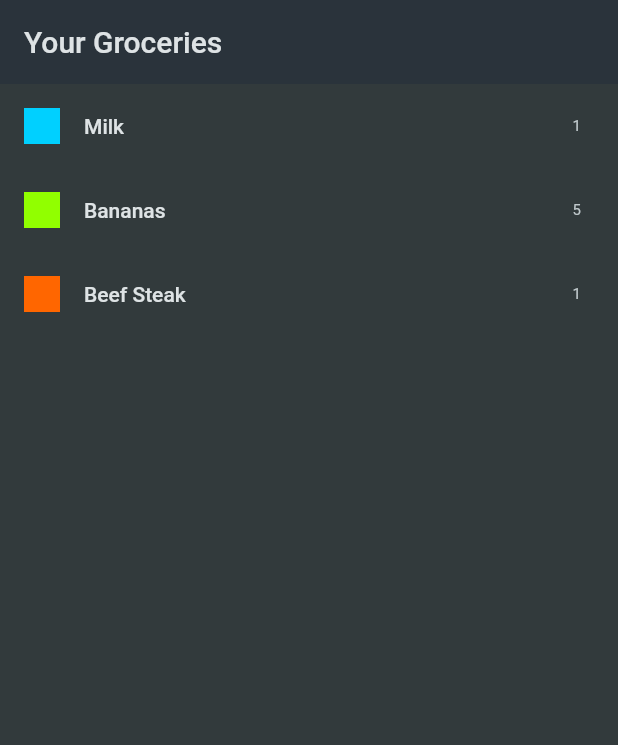
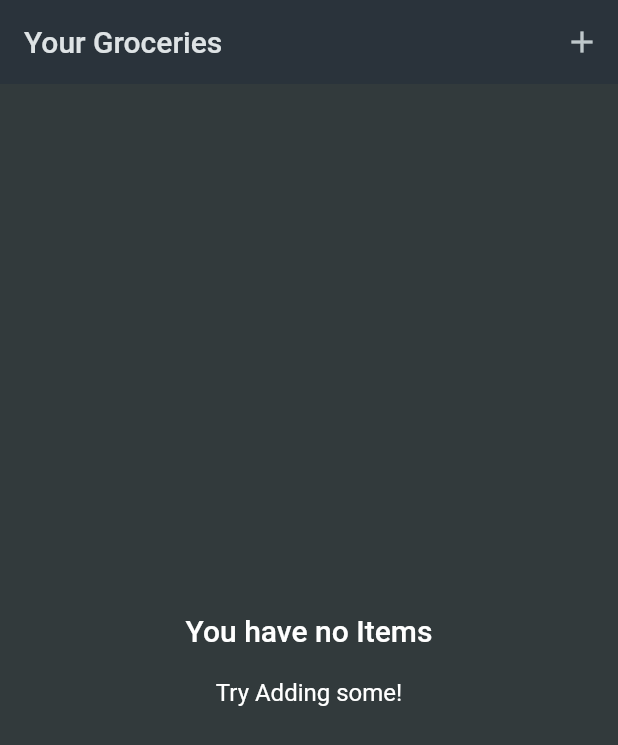
Before and after one commit to mernaislam/Shopping-List-App, a Flutter app: the screen it shows after launch, on a phone screen of 412 x 824 dp. Shown: the top 745 px of the screen. Run offline on Flutter 3.47's test engine with Material 2 defaults, Android fonts, the phone set to English and light mode, and no system bars.

Commit message:
adding & deleting an item

```diff
--- a/shopping_list_app/lib/data/dummy_items.dart
+++ /dev/null
@@ -1,20 +0,0 @@
-import 'package:shopping_list_app/model/grocery_item.dart';
-import 'package:shopping_list_app/data/categories.dart';
-
-final groceryItems = [
-  GroceryItem(
-      id: 'a',
-      name: 'Milk',
-      quantity: 1,
-      category: categories[Categories.dairy]!),
-  GroceryItem(
-      id: 'b',
-      name: 'Bananas',
-      quantity: 5,
-      category: categories[Categories.fruit]!),
-  GroceryItem(
-      id: 'c',
-      name: 'Beef Steak',
-      quantity: 1,
-      category: categories[Categories.meat]!),
-];
--- a/shopping_list_app/lib/screen/shopping_list_screen.dart
+++ b/shopping_list_app/lib/screen/shopping_list_screen.dart
@@ -1,5 +1,6 @@
 import 'package:flutter/material.dart';
-import 'package:shopping_list_app/data/dummy_items.dart';
+import 'package:shopping_list_app/model/grocery_item.dart';
+import 'package:shopping_list_app/screen/new_item_screen.dart';
 
 class ShoppingListScreen extends StatefulWidget {
   const ShoppingListScreen({super.key});
@@ -11,24 +12,95 @@ class ShoppingListScreen extends StatefulWidget {
 }
 
 class _ShoppingListScreenState extends State<ShoppingListScreen> {
-  @override
-  Widget build(BuildContext context) {
-    return Scaffold(
-      appBar: AppBar(
-        title: const Text('Your Groceries'),
-      ),
-      body: ListView.builder(
-        itemCount: groceryItems.length,
-        itemBuilder: (ctx, index) => ListTile(
-          title: Text(groceryItems[index].name),
-          leading: Container(
-            width: 24,
-            height: 24,
-            color: groceryItems[index].category.color,
-          ),
-          trailing: Text(groceryItems[index].quantity.toString()),
+  final List<GroceryItem> _groceryItems = [];
+
+  void onDismissed(GroceryItem groceryItem) {
+    final groceryIndex = _groceryItems.indexOf(groceryItem);
+    setState(() {
+      _groceryItems.remove(groceryItem);
+    });
+
+    ScaffoldMessenger.of(context).clearSnackBars();
+    ScaffoldMessenger.of(context).showSnackBar(
+      SnackBar(
+        content: const Text('Grocery Item Removed'),
+        action: SnackBarAction(
+          label: 'Undo',
+          onPressed: () {
+            setState(() {
+              _groceryItems.insert(groceryIndex, groceryItem);
+            });
+          },
         ),
       ),
     );
   }
+
+  void _addItem() async {
+    final newItem = await Navigator.of(context).push<GroceryItem>(
+      MaterialPageRoute(
+        builder: (ctx) => const NewItemScreen(),
+      ),
+    );
+    if (newItem == null) {
+      return;
+    }
+    setState(() {
+      _groceryItems.add(newItem);
+    });
+  }
+
+  @override
+  Widget build(BuildContext context) {
+    Widget mainContent;
+    if (_groceryItems.isNotEmpty) {
+      mainContent = ListView.builder(
+        itemCount: _groceryItems.length,
+        itemBuilder: (ctx, index) => Dismissible(
+          background: Container( color: Colors.red,),
+          key: ValueKey(_groceryItems[index].id),
+          onDismissed: (direction) {
+            onDismissed(_groceryItems[index]);
+          },
+          child: ListTile(
+            title: Text(_groceryItems[index].name),
+            leading: Container(
+              width: 24,
+              height: 24,
+              color: _groceryItems[index].category.color,
+            ),
+            trailing: Text(_groceryItems[index].quantity.toString()),
+          ),
+        ),
+      );
+    } else {
+      mainContent = Center(
+        child: Column(
+          mainAxisAlignment: MainAxisAlignment.center,
+          children: [
+            Text(
+              'You have no Items',
+              textAlign: TextAlign.center,
+              style: Theme.of(context).textTheme.titleLarge,
+            ),
+            const SizedBox(
+              height: 20,
+            ),
+            Text(
+              'Try Adding some!',
+              textAlign: TextAlign.center,
+              style: Theme.of(context).textTheme.titleMedium,
+            )
+          ],
+        ),
+      );
+    }
+    return Scaffold(
+      appBar: AppBar(
+        actions: [IconButton(onPressed: _addItem, icon: const Icon(Icons.add))],
+        title: const Text('Your Groceries'),
+      ),
+      body: mainContent,
+    );
+  }
 }
```
Also changed, not shown: shopping_list_app/lib/screen/new_item_screen.dart (added, +144 -0 lines).
